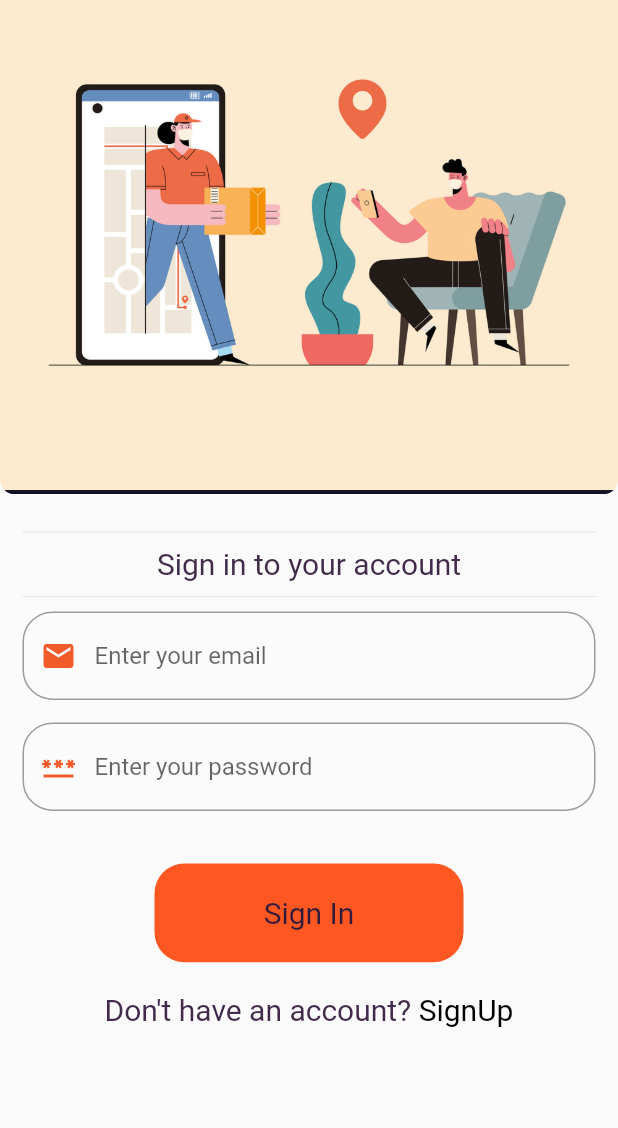
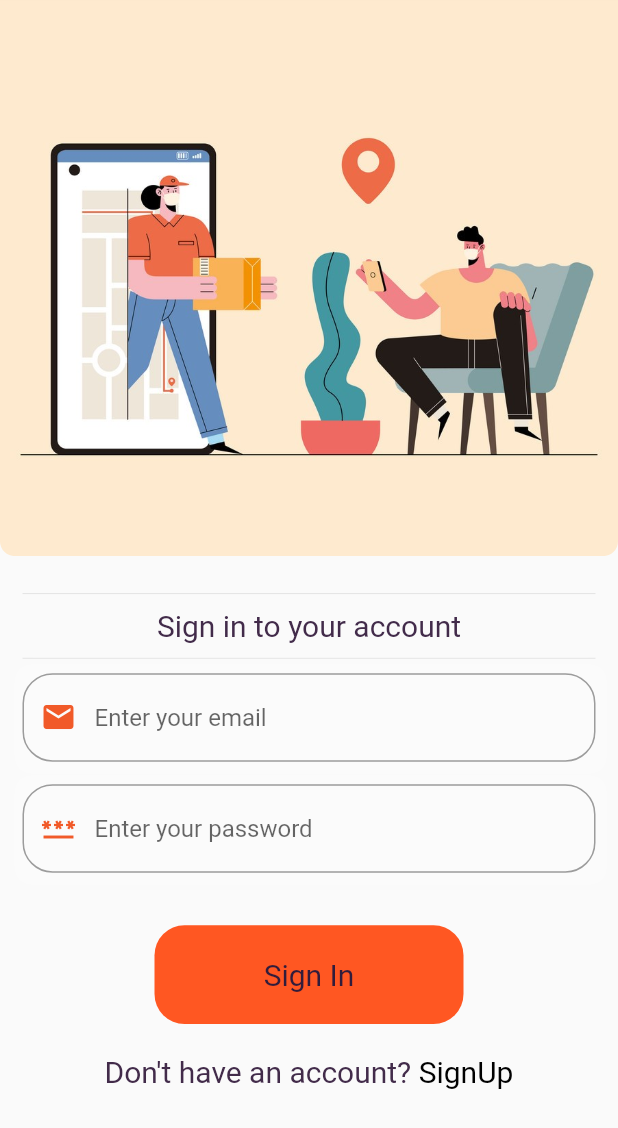
Before and after one commit to yashmodi9998/delivery-partner, a Flutter app: the screen it shows after launch, on a phone screen of 412 x 824 dp. Shown: the top 1128 px of the screen. Run offline on Flutter 3.47's test engine with Material 2 defaults, Android fonts, the light colour scheme and no system bars; our stand-ins replace cloud_firestore, firebase_auth, firebase_core, flutter_local_notifications, get; accounts and stored records are empty.

Commit message:
first commit

```diff
--- a/lib/screens/login_page.dart
+++ b/lib/screens/login_page.dart
@@ -26,7 +26,7 @@ class _LoginPageState extends State<LoginPage> {
               crossAxisAlignment: CrossAxisAlignment.start,
               children: [
                 Container(
-                  height: size.height * 0.4,
+                  height: size.height * 0.45,
                   width: size.width,
                   decoration: const BoxDecoration(
                     image: DecorationImage(
@@ -46,7 +46,7 @@ class _LoginPageState extends State<LoginPage> {
                   child: Column(
                     crossAxisAlignment: CrossAxisAlignment.center,
                     children: [
-                      TextDivider(txt: 'Sign in to your account'),
+                      const TextDivider(txt: 'Sign in to your account'),
                       Container(
                         decoration: BoxDecoration(boxShadow: [
                           BoxShadow(
```
Also changed, not shown: assets/img/loginimgg.jpg.
